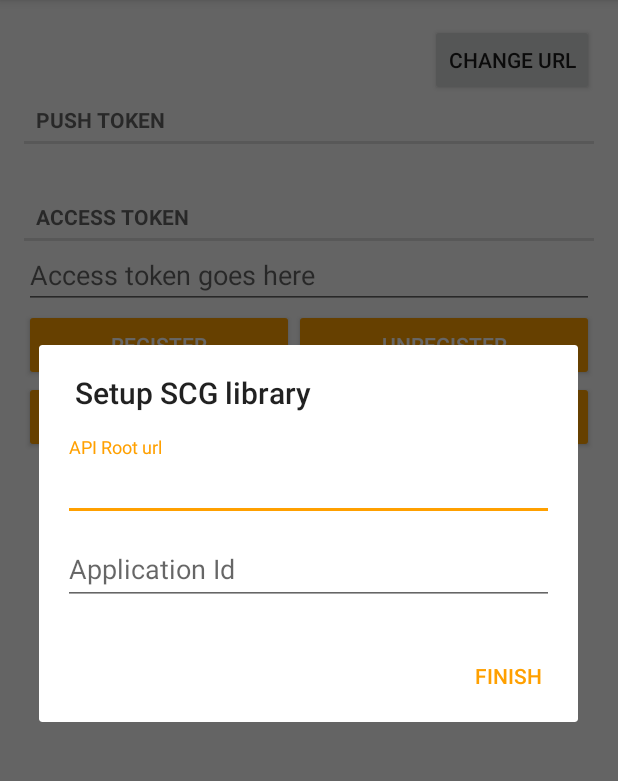
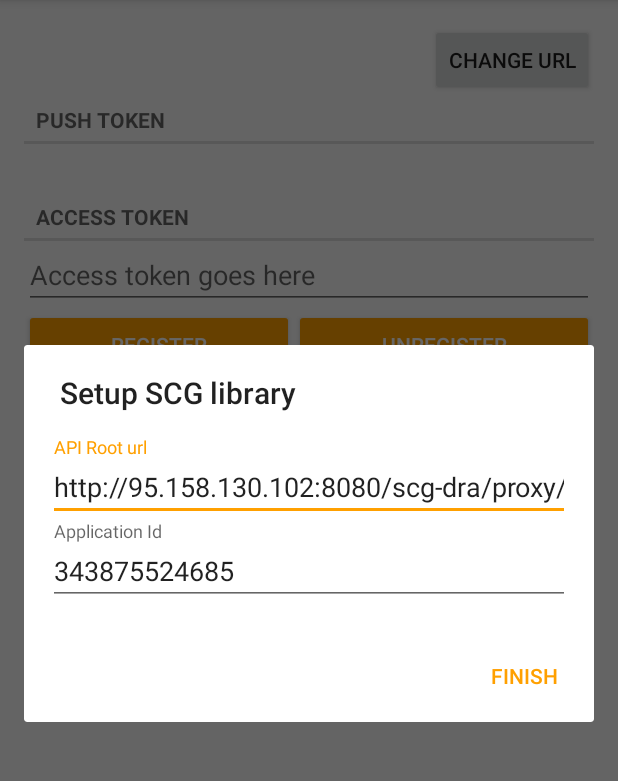
Before and after one commit to softavail/Push-Notification-SDK, an Android app: the screen it shows after launch (MainActivity), after a tap on "CHANGE URL", on a phone screen of 412 x 824 dp, the part 84-865 px from its top. Run offline under Robolectric (Android 15) with nearby library versions, the phone set to English and light mode, and no system bars.

Commit message:
pre-set default ulr and app id

```diff
--- a/android/app/src/main/res/layout/dialog_initialization.xml
+++ b/android/app/src/main/res/layout/dialog_initialization.xml
@@ -15,6 +15,7 @@
             android:layout_width="match_parent"
             android:layout_height="wrap_content"
             android:layout_gravity="center_horizontal"
+            android:text="@string/rootUrl"
             android:inputType="textUri" />
     </android.support.design.widget.TextInputLayout>
 
@@ -26,6 +27,7 @@
             android:id="@+id/appId"
             android:hint="Application Id"
             android:layout_width="match_parent"
+            android:text="@string/appId"
             android:layout_height="wrap_content"
             android:layout_gravity="center_horizontal"
             android:inputType="textNoSuggestions" />
```
